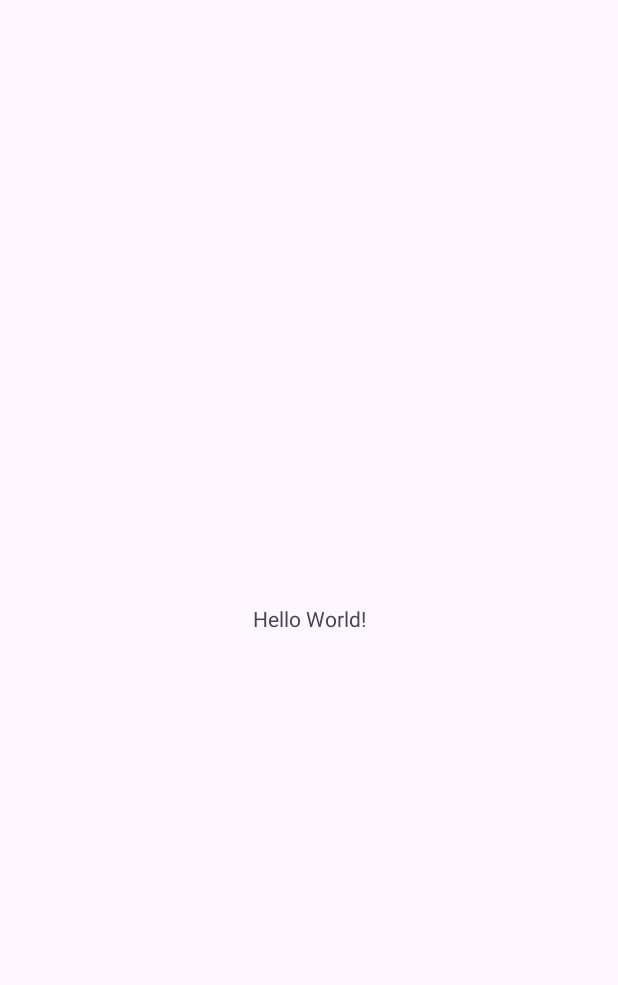
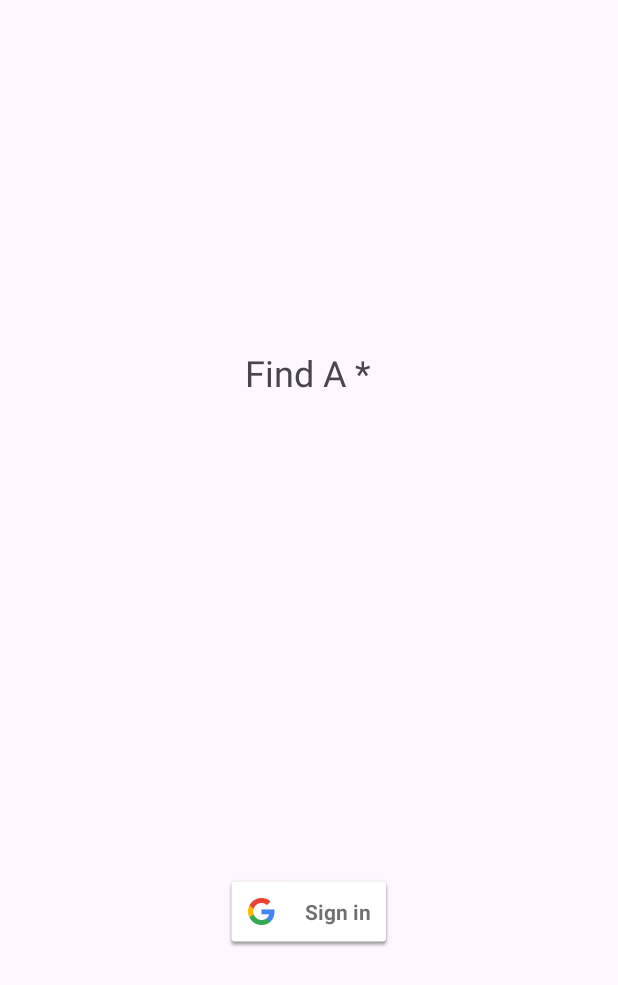
Before and after one commit to 321-PoM/findmy, an Android app: the screen it shows after launch (MainActivity), on a phone screen of 412 x 824 dp. Before the commit the part shown is almost empty. Shown: the top 985 px of the screen. Run offline under Robolectric (Android 15) with nearby library versions, the phone set to English and light mode, and no system bars.

Commit message:
Sign In Complete

```diff
--- a/frontend/app/build.gradle.kts
+++ b/frontend/app/build.gradle.kts
@@ -36,6 +36,9 @@ dependencies {
     implementation("androidx.appcompat:appcompat:1.6.1")
     implementation("com.google.android.material:material:1.10.0")
     implementation("androidx.constraintlayout:constraintlayout:2.1.4")
+    implementation("com.google.android.gms:play-services-base:18.2.0")
+    implementation("com.google.android.gms:play-services-auth:20.7.0")
+    implementation("com.google.android.gms:play-services-maps:18.2.0")
     testImplementation("junit:junit:4.13.2")
     androidTestImplementation("androidx.test.ext:junit:1.1.5")
     androidTestImplementation("androidx.test.espresso:espresso-core:3.5.1")
--- a/frontend/app/src/main/java/com/example/findmy/MainActivity.java
+++ b/frontend/app/src/main/java/com/example/findmy/MainActivity.java
@@ -1,14 +1,98 @@
 package com.example.findmy;
 
+import androidx.annotation.Nullable;
 import androidx.appcompat.app.AppCompatActivity;
 
+import android.content.Intent;
 import android.os.Bundle;
+import android.util.Log;
+import android.view.View;
+
+import com.google.android.gms.auth.api.signin.GoogleSignIn;
+import com.google.android.gms.auth.api.signin.GoogleSignInAccount;
+import com.google.android.gms.auth.api.signin.GoogleSignInClient;
+import com.google.android.gms.auth.api.signin.GoogleSignInOptions;
+import com.google.android.gms.common.SignInButton;
+import com.google.android.gms.common.api.ApiException;
+import com.google.android.gms.tasks.Task;
 
 public class MainActivity extends AppCompatActivity {
+
+    final static String TAG="MainActivity";
+    GoogleSignInClient mGoogleSignInClient;
+    private SignInButton signInButton;
+    private final Integer RC_SIGN_IN = 1;
 
     @Override
     protected void onCreate(Bundle savedInstanceState) {
         super.onCreate(savedInstanceState);
         setContentView(R.layout.activity_main);
+
+        // Configure sign-in to request the user's ID, email address, and basic
+        // profile. ID and basic profile are included in DEFAULT_SIGN_IN.
+        GoogleSignInOptions gso = new GoogleSignInOptions.Builder(GoogleSignInOptions.DEFAULT_SIGN_IN)
+                .requestEmail()
+                .build();
+
+        // Build a GoogleSignInClient with the options specified by gso.
+        mGoogleSignInClient = GoogleSignIn.getClient(this, gso);
+
+        // login button
+        signInButton = findViewById(R.id.sign_in_button);
+        signInButton.setOnClickListener(new View.OnClickListener() {
+            @Override
+            public void onClick(View view) {
+                signIn();
+            }
+        });
+    }
+
+    @Override
+    protected void onStart() {
+        super.onStart();
+
+        // Check for existing Google Sign In account, if the user is already signed in
+        // the GoogleSignInAccount will be non-null.
+        GoogleSignInAccount account = GoogleSignIn.getLastSignedInAccount(this);
+        updateUI(account);
+    }
+
+    @Override
+    protected void onActivityResult(int requestCode, int resultCode, @Nullable Intent data) {
+        super.onActivityResult(requestCode, resultCode, data);
+
+        // Result returned from launching the Intent from GoogleSignInClient.getSignInIntent(...);
+        if (requestCode == RC_SIGN_IN) {
+            // The Task returned from this call is always completed, no need to attach
+            // a listener.
+            Task<GoogleSignInAccount> task = GoogleSignIn.getSignedInAccountFromIntent(data);
+            handleSignInResult(task);
+        }
+    }
+
+    private void handleSignInResult(Task<GoogleSignInAccount> completedTask) {
+        try {
+            GoogleSignInAccount account = completedTask.getResult(ApiException.class);
+
+            // Signed in successfully, show authenticated UI.
+            updateUI(account);
+        } catch (ApiException e) {
+            // The ApiException status code indicates the detailed failure reason.
+            // Please refer to the GoogleSignInStatusCodes class reference for more information.
+            Log.w(TAG, "signInResult:failed code=" + e.getStatusCode());
+            updateUI(null);
+        }
+    }
+
+    private void updateUI(GoogleSignInAccount account) {
+        if (account != null) {
+            Log.d(TAG, "Logged in!");
+        }
+        // goto main page
+    }
+
+    private void signIn() {
+        Intent signInIntent = mGoogleSignInClient.getSignInIntent();
+        startActivityForResult(signInIntent, RC_SIGN_IN);
     }
 }
--- a/frontend/app/src/main/res/layout/activity_main.xml
+++ b/frontend/app/src/main/res/layout/activity_main.xml
@@ -6,13 +6,27 @@
     android:layout_height="match_parent"
     tools:context=".MainActivity">
 
-    <TextView
+    <com.google.android.gms.common.SignInButton
+        android:id="@+id/sign_in_button"
         android:layout_width="wrap_content"
         android:layout_height="wrap_content"
-        android:text="Hello World!"
         app:layout_constraintBottom_toBottomOf="parent"
         app:layout_constraintEnd_toEndOf="parent"
         app:layout_constraintStart_toStartOf="parent"
-        app:layout_constraintTop_toTopOf="parent" />
+        app:layout_constraintTop_toTopOf="parent"
+        app:layout_constraintVertical_bias="0.752" />
+
+    <TextView
+        android:id="@+id/textView"
+        android:layout_width="wrap_content"
+        android:layout_height="wrap_content"
+        android:text="@string/app_name_stylized"
+        android:textSize="24sp"
+        app:layout_constraintBottom_toBottomOf="parent"
+        app:layout_constraintEnd_toEndOf="parent"
+        app:layout_constraintHorizontal_bias="0.498"
+        app:layout_constraintStart_toStartOf="parent"
+        app:layout_constraintTop_toTopOf="parent"
+        app:layout_constraintVertical_bias="0.293" />
 
 </androidx.constraintlayout.widget.ConstraintLayout>
--- a/frontend/app/src/main/res/values/strings.xml
+++ b/frontend/app/src/main/res/values/strings.xml
@@ -1,3 +1,4 @@
 <resources>
     <string name="app_name">FindMy</string>
+    <string name="app_name_stylized">Find A *</string>
 </resources>
```
